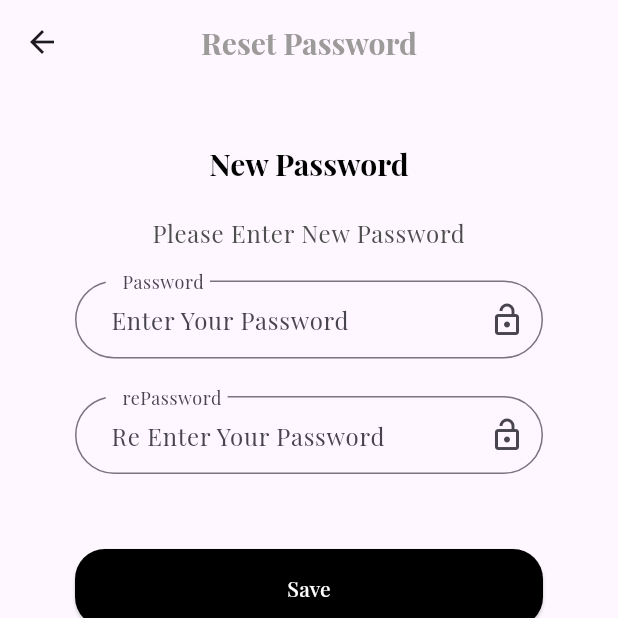
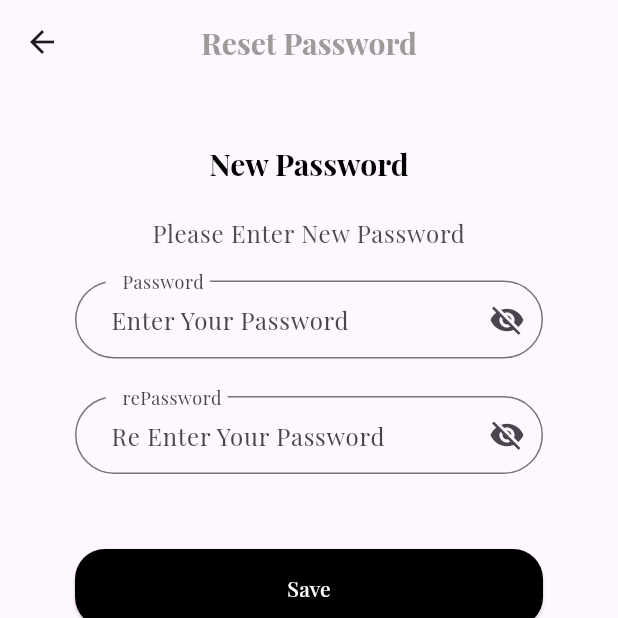
Before and after one commit to NouraSharif/ecommerceapp, a Flutter app: the ResetPassword screen opened by its route, on a phone screen of 412 x 824 dp, the top half of it. Run offline on Flutter 3.47's test engine with Material 3 defaults, Android fonts, the phone set to English and light mode, and no system bars; our stand-ins replace flutter_otp_text_field, get, shared_preferences; accounts and stored records are empty.

```diff
--- a/lib/controller/auth/forgetpassword/resetpassword_controller.dart
+++ b/lib/controller/auth/forgetpassword/resetpassword_controller.dart
@@ -14,6 +14,18 @@ class ResetPasswordControllerImp extends ResetPasswordController {
 
   TextEditingController? password;
   TextEditingController? repassword;
+
+  bool isShowPassword = true;
+  bool isReShowPassword = true;
+  showPassword() {
+    isShowPassword = !isShowPassword;
+    update();
+  }
+
+  showRePassword() {
+    isReShowPassword = !isReShowPassword;
+    update();
+  }
 
   @override
   resetPassword() {}
--- a/lib/view/screen/auth/forgetpassword/resetpassword.dart
+++ b/lib/view/screen/auth/forgetpassword/resetpassword.dart
@@ -8,6 +8,7 @@ import 'package:ecommerceapp/view/widget/auth/customtexttitleauth.dart';
 import 'package:flutter/material.dart';
 import 'package:get/get_core/src/get_main.dart';
 import 'package:get/get_instance/src/extension_instance.dart';
+import 'package:get/get_state_manager/src/simple/get_state.dart';
 
 class ResetPassword extends StatelessWidget {
   const ResetPassword({super.key});
@@ -39,24 +40,45 @@ class ResetPassword extends StatelessWidget {
               const SizedBox(height: 18),
               CustomTextBodyAuth(textbody: "Please Enter New Password"),
               const SizedBox(height: 16),
-
+              GetBuilder<ResetPasswordControllerImp>(
+                builder:
+                    (controller) => Column(
+                      children: [
                         CustomTextFormAuth(
                           labeltext: "Password",
                           hinttext: "Enter Your Password",
-                icondata: Icons.lock_open_outlined,
+                          obscureText: controller.isShowPassword,
+                          icondata:
+                              controller.isShowPassword
+                                  ? Icons.visibility_off
+                                  : Icons.visibility,
+
+                          onTap: controller.showPassword,
                           mycontroller: controller.password,
                           validator: (String? p1) {
                             return validInput(p1!, 5, 20, "password");
                           },
                         ),
-              CustomTextFormAuth(
+                      ],
+                    ),
+              ),
+              GetBuilder<ResetPasswordControllerImp>(
+                builder:
+                    (controller) => CustomTextFormAuth(
                       labeltext: "rePassword",
                       hinttext: "Re Enter Your Password",
-                icondata: Icons.lock_open_outlined,
+                      obscureText: controller.isReShowPassword,
+                      icondata:
+                          controller.isReShowPassword
+                              ? Icons.visibility_off
+                              : Icons.visibility,
+
+                      onTap: controller.showRePassword,
                       mycontroller: controller.repassword,
                       validator: (String? p1) {
                         return validInput(p1!, 5, 20, "password");
                       },
+                    ),
               ),
               const SizedBox(height: 25),
               CustomButtonAuth(
--- a/lib/view/widget/auth/customtextformauth.dart
+++ b/lib/view/widget/auth/customtextformauth.dart
@@ -7,9 +7,13 @@ class CustomTextFormAuth extends StatelessWidget {
   final TextEditingController? mycontroller;
   final String? Function(String?) validator;
   final bool? isNumber;
+  final bool? obscureText;
+  final void Function()? onTap;
   const CustomTextFormAuth({
     super.key,
     this.isNumber,
+    this.obscureText,
+    this.onTap,
     required this.labeltext,
     required this.hinttext,
     required this.icondata,
@@ -27,6 +31,7 @@ class CustomTextFormAuth extends StatelessWidget {
             isNumber == true
                 ? TextInputType.numberWithOptions(decimal: true)
                 : TextInputType.text,
+        obscureText: obscureText ?? false,
         validator: validator,
         controller: mycontroller,
         decoration: InputDecoration(
@@ -38,7 +43,7 @@ class CustomTextFormAuth extends StatelessWidget {
           floatingLabelBehavior: FloatingLabelBehavior.always,
           hintText: hinttext,
           border: OutlineInputBorder(borderRadius: BorderRadius.circular(30)),
-          suffixIcon: Icon(icondata),
+          suffixIcon: InkWell(onTap: onTap, child: Icon(icondata)),
         ),
       ),
     );
```
Also changed, not shown: lib/controller/auth/login_controller.dart (+7 -0 lines), lib/controller/auth/signup_conttroller.dart (+7 -0 lines), lib/view/screen/auth/login.dart (+12 -2 lines), lib/view/screen/auth/signup.dart (+12 -2 lines). Lines whose indentation alone changed are shown as unchanged.
